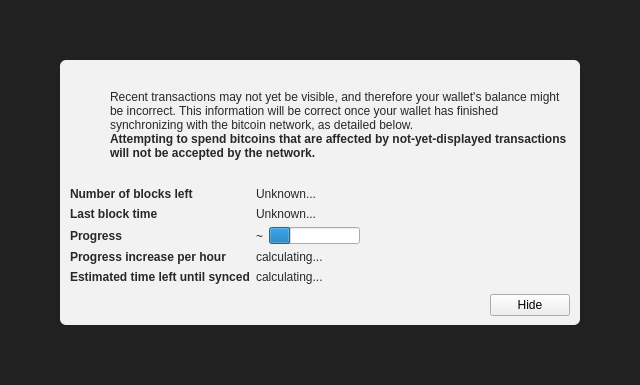
First picture: the form in src/qt/forms/modaloverlay.ui, repository BattlestarCoin/battlestarcoin-next, before the edit.
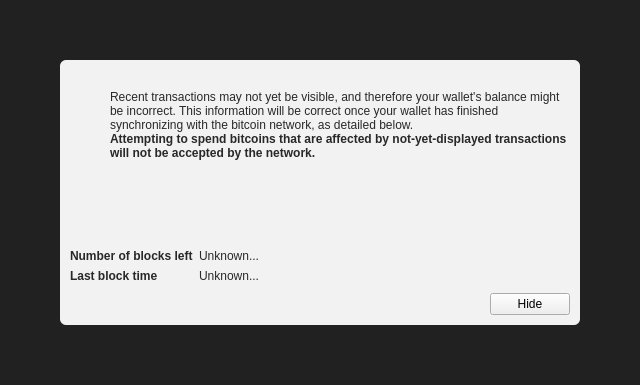
Second picture: the form after the edit. Icons and pictures are not drawn. Custom widgets are drawn as their Qt base class.

What changed in the file:
```diff
--- a/src/qt/forms/modaloverlay.ui
+++ b/src/qt/forms/modaloverlay.ui
@@ -249,80 +249,6 @@
              </property>
             </widget>
            </item>
-           <item row="2" column="0">
-            <widget class="QLabel" name="labelSyncDone">
-             <property name="font">
-              <font>
-               <weight>75</weight>
-               <bold>true</bold>
-              </font>
-             </property>
-             <property name="text">
-              <string>Progress</string>
-             </property>
-            </widget>
-           </item>
-           <item row="2" column="1">
-            <layout class="QHBoxLayout" name="horizontalLayoutSync" stretch="0,1">
-             <item>
-              <widget class="QLabel" name="percentageProgress">
-               <property name="text">
-                <string notr="true">~</string>
-               </property>
-              </widget>
-             </item>
-             <item>
-              <widget class="QProgressBar" name="progressBar">
-               <property name="value">
-                <number>24</number>
-               </property>
-               <property name="format">
-                <string/>
-               </property>
-              </widget>
-             </item>
-            </layout>
-           </item>
-           <item row="4" column="0">
-            <widget class="QLabel" name="labelProgressIncrease">
-             <property name="font">
-              <font>
-               <weight>75</weight>
-               <bold>true</bold>
-              </font>
-             </property>
-             <property name="text">
-              <string>Progress increase per hour</string>
-             </property>
-            </widget>
-           </item>
-           <item row="4" column="1">
-            <widget class="QLabel" name="progressIncreasePerH">
-             <property name="text">
-              <string>calculating...</string>
-             </property>
-            </widget>
-           </item>
-           <item row="5" column="0">
-            <widget class="QLabel" name="labelEstimatedTimeLeft">
-             <property name="font">
-              <font>
-               <weight>75</weight>
-               <bold>true</bold>
-              </font>
-             </property>
-             <property name="text">
-              <string>Estimated time left until synced</string>
-             </property>
-            </widget>
-           </item>
-           <item row="5" column="1">
-            <widget class="QLabel" name="expectedTimeLeft">
-             <property name="text">
-              <string>calculating...</string>
-             </property>
-            </widget>
-           </item>
           </layout>
          </item>
          <item>
```
